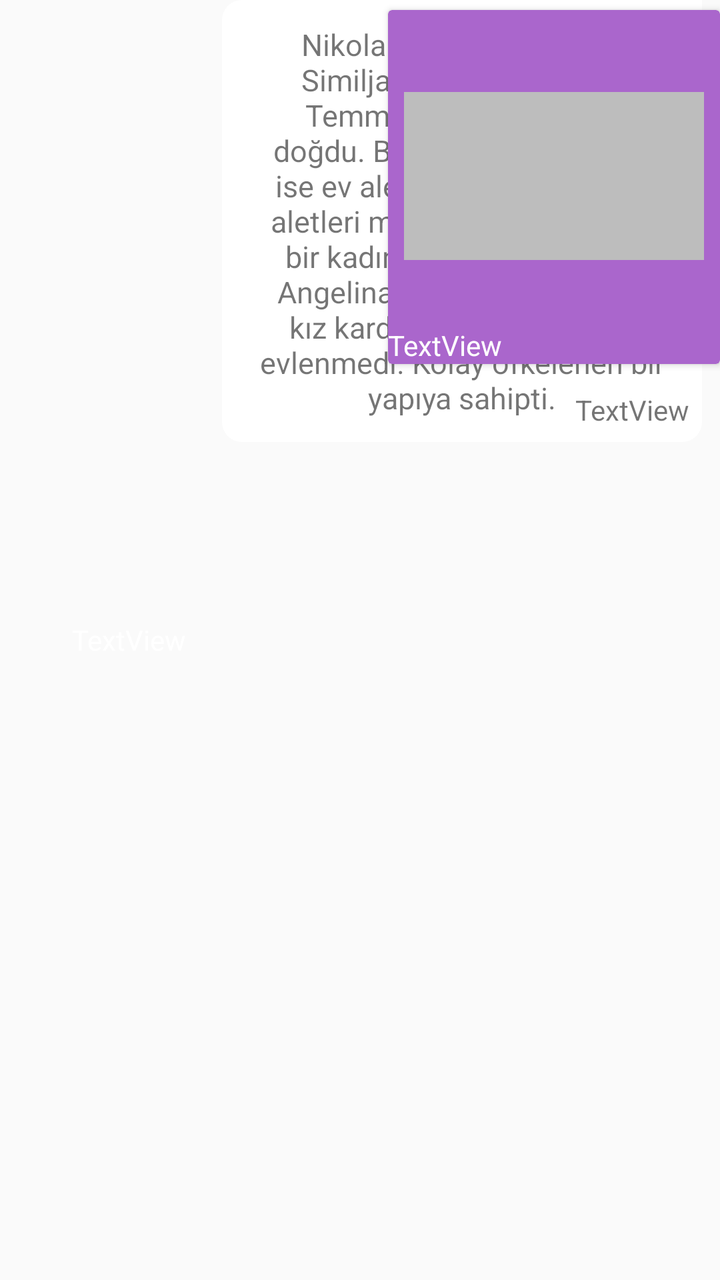
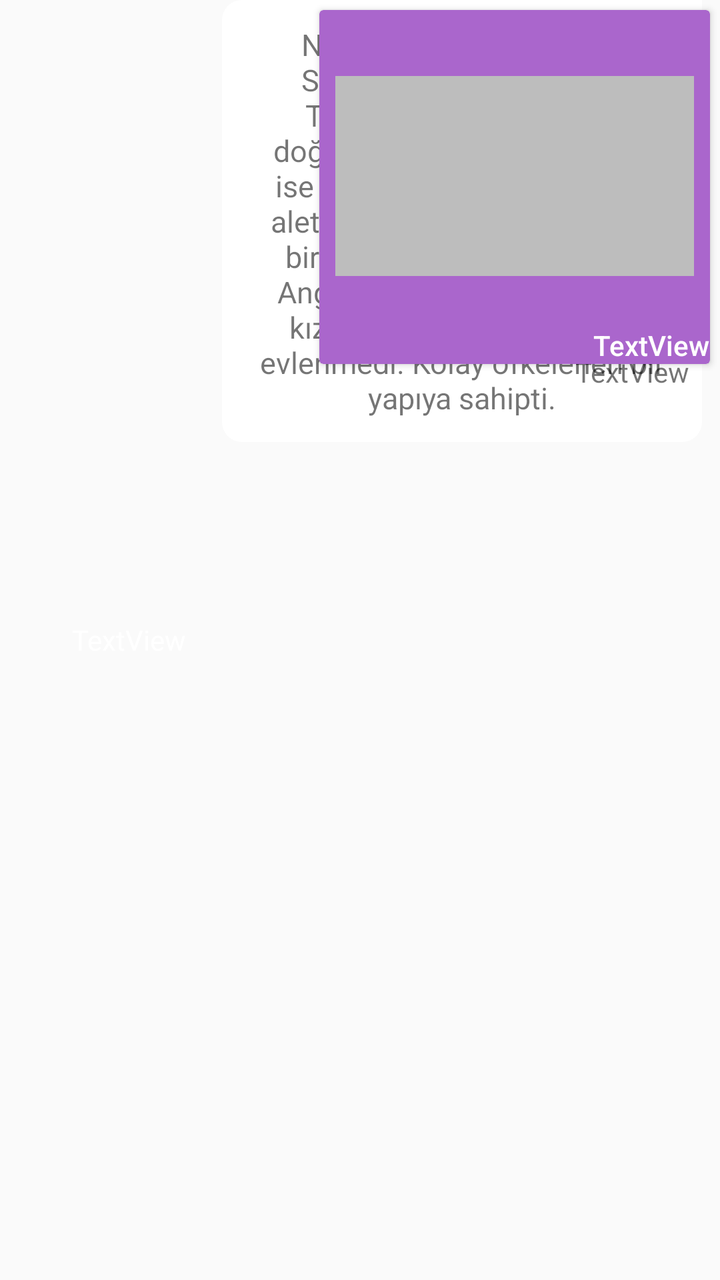

Compare the two renders of this Android layout. The source of the first and the diff that turns it into the second are given below.
<!-- AndroidManifest.xml: application theme AppTheme -->
<!-- res/layout/sms_item_right.xml -->
<?xml version="1.0" encoding="utf-8"?>
<RelativeLayout xmlns:android="http://schemas.android.com/apk/res/android"
    xmlns:app="http://schemas.android.com/apk/res-auto"
    xmlns:tools="http://schemas.android.com/tools"
    android:layout_width="match_parent"
    android:layout_height="wrap_content"
    android:layout_marginBottom="10dp"
    android:padding="0dp">

    <LinearLayout
        android:id="@+id/sms_item_audio_linear"
        android:layout_width="173dp"
        android:layout_height="wrap_content"
        android:layout_alignStart="@+id/sms_item_card"
        android:layout_alignTop="@+id/sms_item_tekst"
        android:layout_alignEnd="@+id/sms_item_card"
        android:layout_marginStart="229dp"
        android:layout_marginTop="9dp"
        android:layout_marginEnd="9dp"
        android:background="@drawable/search"
        android:orientation="horizontal">

        <ImageView
            android:id="@+id/sms_item_audio_play"
            android:layout_width="wrap_content"
            android:layout_height="wrap_content"
            android:layout_weight="1"
            app:srcCompat="@mipmap/play" />

        <ImageView
            android:id="@+id/sms_item_audio_pause"
            android:layout_width="wrap_content"
            android:layout_height="wrap_content"
            android:layout_weight="1"
            android:visibility="gone"
            app:srcCompat="@mipmap/pause" />

        <TextView
            android:id="@+id/sms_item_audio_wagt"
            android:layout_width="wrap_content"
            android:layout_height="wrap_content"
            android:layout_marginTop="16dp"
            android:layout_marginBottom="16dp"
            android:layout_weight="1"
            android:text="TextView" />

    </LinearLayout>

    <android.support.v7.widget.CardView
        android:id="@+id/sms_item_card"
        android:layout_width="wrap_content"
        android:layout_height="wrap_content"
        android:layout_alignTop="@+id/sms_item_tekst"
        android:layout_alignParentEnd="true"
        android:layout_marginTop="5dp"
        android:layout_marginEnd="0dp"
        android:background="@drawable/background_left"
        app:cardBackgroundColor="@android:color/holo_purple">

        <android.support.constraint.ConstraintLayout
            android:layout_width="wrap_content"
            android:layout_height="match_parent"
            android:layout_alignStart="@+id/sms_item_card"
            android:layout_alignTop="@+id/sms_item_card">

            <ImageView
                android:id="@+id/sms_item_paylas_surat"
                android:layout_width="150dp"
                android:layout_height="150dp"

                android:layout_marginStart="8dp"
                android:layout_marginTop="8dp"
                android:layout_marginEnd="8dp"
                android:scaleType="fitCenter"
                android:src="@drawable/image_placeholder"
                app:layout_constraintEnd_toEndOf="parent"
                app:layout_constraintStart_toStartOf="parent"
                app:layout_constraintTop_toTopOf="parent" />

            <TextView
                android:id="@+id/sms_item_paylas_tekst"
                android:layout_width="wrap_content"
                android:layout_height="wrap_content"
                android:inputType="textAutoCorrect"
                android:maxLength="20"
                android:text="TextView"
                android:textColor="@color/ak"
                app:layout_constraintTop_toBottomOf="@+id/sms_item_paylas_surat"
                tools:layout_editor_absoluteX="137dp" />
        </android.support.constraint.ConstraintLayout>

    </android.support.v7.widget.CardView>

    <de.hdodenhof.circleimageview.CircleImageView
        android:id="@+id/sms_item_profil"
        android:layout_width="50dp"
        android:layout_height="50dp"
        android:layout_marginStart="6dp"
        android:layout_marginTop="5dp"
        android:layout_marginEnd="8dp"
        android:layout_marginBottom="8dp"
        android:src="@mipmap/profil"
        android:visibility="gone"
        app:layout_constraintBottom_toBottomOf="parent"
        app:layout_constraintEnd_toEndOf="parent"
        app:layout_constraintHorizontal_bias="0.054"
        app:layout_constraintStart_toStartOf="parent"
        app:layout_constraintTop_toTopOf="parent"
        app:layout_constraintVertical_bias="0.239" />

    <TextView
        android:id="@+id/sms_item_tekst"
        android:layout_width="240dp"
        android:layout_height="wrap_content"

        android:layout_alignParentTop="true"
        android:layout_alignParentEnd="true"
        android:layout_marginEnd="9dp"
        android:background="@drawable/background_left"
        android:padding="12dp"
        android:paddingStart="12dp"
        android:paddingLeft="12dp"
        android:paddingEnd="12dp"
        android:paddingRight="8dp"
        android:paddingBottom="12dp"
        android:text="Nikola Tesla, Sırbistan'ın Similjan kasabasında 10 Temmuz 1856 tarihinde doğdu. Babası papaz, annesi ise ev aletleri ile ilgilenen, ev aletleri mucidi olarak tanınan bir kadındı. Tesla'nın Milca, Angelina ve Marica isimli üç kız kardeşi vardı. Tesla hiç evlenmedi. Kolay öfkelenen bir yapıya sahipti."
        android:textAlignment="center"
        android:textIsSelectable="false"
        android:textSize="15sp"
        app:layout_constraintEnd_toEndOf="parent"
        tools:layout_editor_absoluteY="16dp" />

    <ImageView
        android:id="@+id/sms_item_surat"
        android:layout_width="288dp"
        android:layout_height="wrap_content"
        android:layout_alignParentTop="true"
        android:layout_alignParentEnd="true"
        android:layout_marginStart="-27dp"
        android:layout_marginTop="29dp"
        android:layout_marginEnd="6dp"
        android:layout_toEndOf="@+id/sms_item_wagt"
        android:padding="0dp"
        android:scaleType="fitCenter"
        app:layout_constraintBottom_toBottomOf="parent"
        app:layout_constraintEnd_toEndOf="parent"
        app:layout_constraintHorizontal_bias="1.0"
        app:layout_constraintStart_toStartOf="@+id/sms_item_profil"
        app:layout_constraintTop_toTopOf="parent" />

    <TextView
        android:id="@+id/sms_item_wagt"
        android:layout_width="wrap_content"
        android:layout_height="wrap_content"
        android:layout_centerVertical="true"
        android:layout_marginEnd="18dp"
        android:layout_toStartOf="@+id/sms_item_tekst"
        android:text="TextView"
        android:textColor="@color/ak" />

    <TextView
        android:id="@+id/sms_item_gorulme"
        android:layout_width="wrap_content"
        android:layout_height="wrap_content"
        android:layout_below="@+id/sms_item_tekst"
        android:layout_alignBottom="@+id/sms_item_tekst"
        android:layout_marginTop="-26dp"
        android:layout_marginEnd="-234dp"
        android:layout_marginBottom="8dp"
        android:layout_toStartOf="@+id/sms_item_tekst"
        android:text="TextView" />
</RelativeLayout>
<!-- resources referenced by this layout -->
<resources>
  <color name="ak">#FFFFFF</color>
  <!-- drawable background_left (drawable) -->
  <?xml version="1.0" encoding="utf-8"?>
  <shape xmlns:android="http://schemas.android.com/apk/res/android"
      android:shape="rectangle" >
      <corners android:radius="10dp"
          android:topRightRadius="0dp"/>
      <solid android:color="@android:color/white"
          />
  </shape>
  <!-- drawable image_placeholder: png bitmap (drawable, 5975 bytes) -->
  <!-- drawable search (drawable) -->
  <?xml version="1.0" encoding="utf-8"?>
  <shape xmlns:android="http://schemas.android.com/apk/res/android">
  
      <stroke
          android:color="#95989A"
          android:width="2dp"/>
      <corners android:radius="40dp"/>
  </shape>
  <!-- mipmap pause: png bitmap (mipmap-hdpi, 2420 bytes) -->
  <!-- mipmap play: png bitmap (mipmap-hdpi, 2617 bytes) -->
  <!-- mipmap profil: png bitmap (mipmap-hdpi, 2906 bytes) -->
  <style name="AppTheme" parent="Theme.AppCompat.Light.NoActionBar">
          
          <item name="colorPrimary">@color/colorPrimary</item>
          <item name="colorPrimaryDark">@color/colorPrimaryDark</item>
          <item name="colorAccent">@color/colorAccent</item>
      </style>
  <color name="colorPrimary">#3B5998</color>
  <color name="colorPrimaryDark">#2f333f</color>
  <color name="colorAccent">#FF4081</color>
</resources>

<!-- the commit's change to res/layout/sms_item_right.xml (unified diff, before → after) -->
@@ -24,13 +24,16 @@
             android:id="@+id/sms_item_audio_play"
             android:layout_width="wrap_content"
             android:layout_height="wrap_content"
-            android:layout_weight="1"
+            android:layout_marginStart="2dp"
+            android:layout_marginTop="2dp"
             app:srcCompat="@mipmap/play" />
 
         <ImageView
             android:id="@+id/sms_item_audio_pause"
             android:layout_width="wrap_content"
             android:layout_height="wrap_content"
+            android:layout_marginStart="2dp"
+            android:layout_marginTop="2dp"
             android:layout_weight="1"
             android:visibility="gone"
             app:srcCompat="@mipmap/pause" />
@@ -53,7 +56,7 @@
         android:layout_alignTop="@+id/sms_item_tekst"
         android:layout_alignParentEnd="true"
         android:layout_marginTop="5dp"
-        android:layout_marginEnd="0dp"
+        android:layout_marginEnd="5dp"
         android:background="@drawable/background_left"
         app:cardBackgroundColor="@android:color/holo_purple">
 
@@ -65,7 +68,7 @@
 
             <ImageView
                 android:id="@+id/sms_item_paylas_surat"
-                android:layout_width="150dp"
+                android:layout_width="0dp"
                 android:layout_height="150dp"
 
                 android:layout_marginStart="8dp"
@@ -79,14 +82,16 @@
 
             <TextView
                 android:id="@+id/sms_item_paylas_tekst"
-                android:layout_width="wrap_content"
+                android:layout_width="0dp"
                 android:layout_height="wrap_content"
+                android:layout_marginStart="137dp"
+                android:fontFamily="sans-serif-medium"
                 android:inputType="textAutoCorrect"
                 android:maxLength="20"
                 android:text="TextView"
                 android:textColor="@color/ak"
-                app:layout_constraintTop_toBottomOf="@+id/sms_item_paylas_surat"
-                tools:layout_editor_absoluteX="137dp" />
+                app:layout_constraintStart_toStartOf="parent"
+                app:layout_constraintTop_toBottomOf="@+id/sms_item_paylas_surat" />
         </android.support.constraint.ConstraintLayout>
 
     </android.support.v7.widget.CardView>
@@ -132,7 +137,7 @@
 
     <ImageView
         android:id="@+id/sms_item_surat"
-        android:layout_width="288dp"
+        android:layout_width="wrap_content"
         android:layout_height="wrap_content"
         android:layout_alignParentTop="true"
         android:layout_alignParentEnd="true"
@@ -162,9 +167,9 @@
         android:id="@+id/sms_item_gorulme"
         android:layout_width="wrap_content"
         android:layout_height="wrap_content"
-        android:layout_below="@+id/sms_item_tekst"
+        android:layout_below="@+id/sms_item_card"
         android:layout_alignBottom="@+id/sms_item_tekst"
-        android:layout_marginTop="-26dp"
+        android:layout_marginTop="-6dp"
         android:layout_marginEnd="-234dp"
         android:layout_marginBottom="8dp"
         android:layout_toStartOf="@+id/sms_item_tekst"
